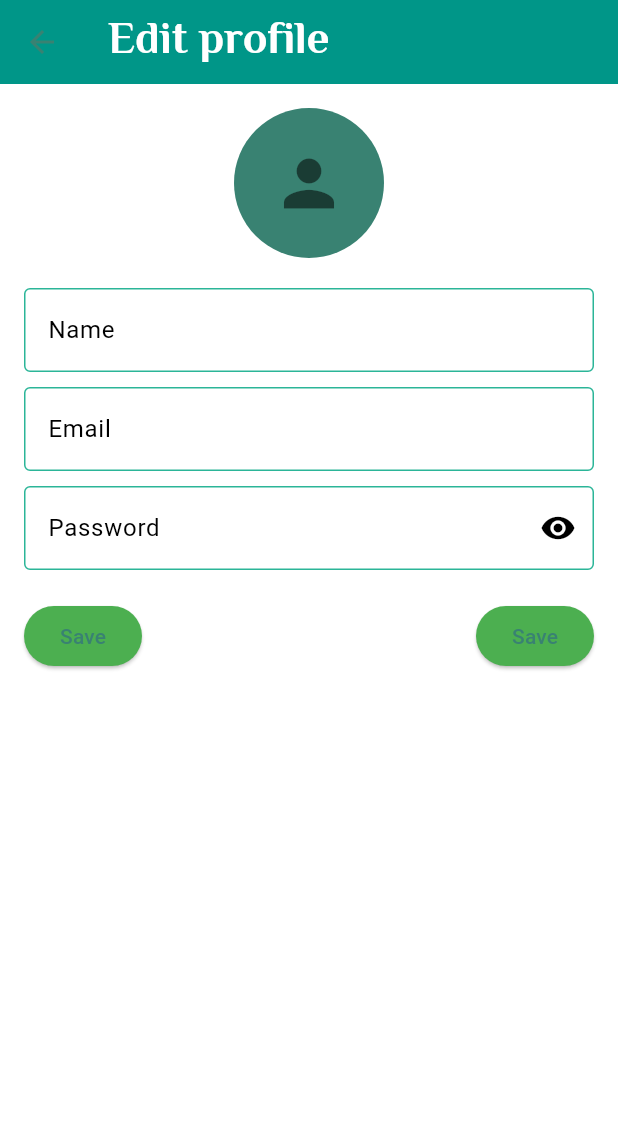
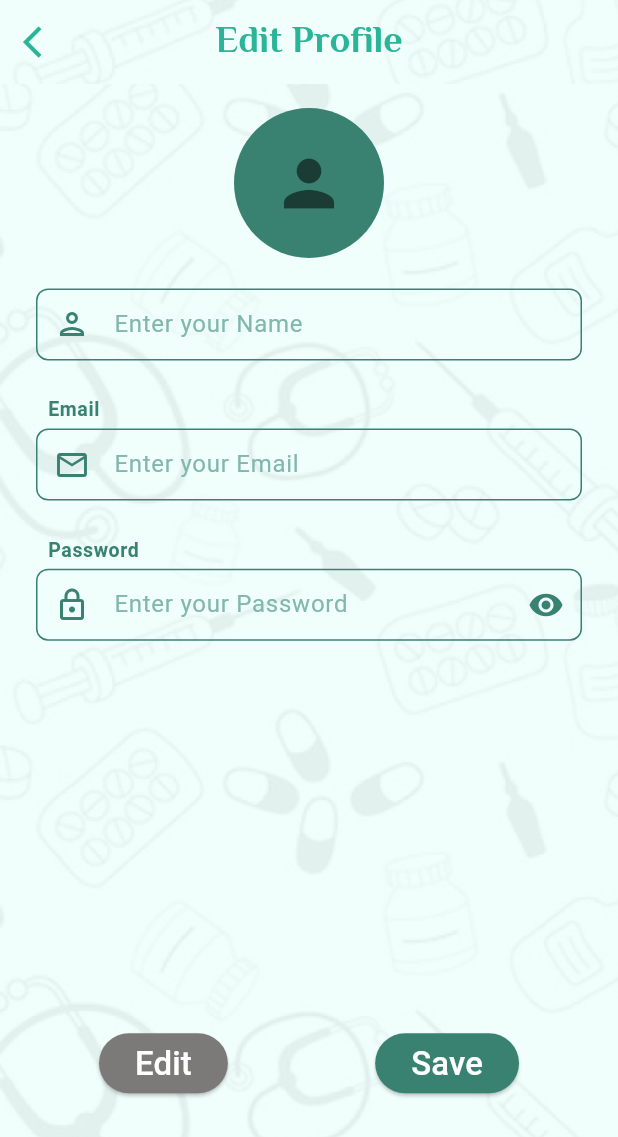
Before and after one commit to SamaaHamayel/anemia-graduation-project, a Flutter app: the EditProfileScreen screen opened directly, after a tap on "Edit", on a phone screen of 412 x 824 dp. Shown: the top 1137 px of the screen. Run offline on Flutter 3.47's test engine with Material 3 defaults, Android fonts, the phone set to English and light mode, and no system bars; our stand-ins replace camera, connectivity_plus, dartz, dio, flutter_bloc, flutter_local_notifications and 13 more; missing offline and left inert: flutter_verification_code, workmanager; accounts and stored records are empty; generated files the repository leaves out were written again; Roboto replaces fonts that are missing (Kodchasan).

Commit message:
Edit profile

```diff
--- a/lib/features/auth/presentation/view/forget_password_screen.dart
+++ b/lib/features/auth/presentation/view/forget_password_screen.dart
@@ -114,9 +114,7 @@ class ForgetPasswordScreen extends StatelessWidget {
                   SizedBox(
                     height: 4.h,
                   ),
-                  CustomTextFormField(
-                    controller: BlocProvider.of<ForgetPasswordCubit>(context)
-                        .phoneController,
+                  CustomTextFormField(controller: BlocProvider.of<ForgetPasswordCubit>(context).phoneController,
                     hint: AppLocalizations.of(context)!.enterYourPhone,
                     prefixIcon: Icons.phone_outlined,
                     keyboardType: TextInputType.phone,
--- a/lib/features/auth/presentation/widgets/custom_text_form_field.dart
+++ b/lib/features/auth/presentation/widgets/custom_text_form_field.dart
@@ -4,7 +4,7 @@ import 'package:flutter_screenutil/flutter_screenutil.dart';
 import '../../../../core/utils/appColors/app_colors.dart';
 
 class CustomTextFormField extends StatelessWidget {
-  const CustomTextFormField({
+  const CustomTextFormField( {
     super.key,
     required this.controller,
     this.hint,
--- a/lib/features/home/my_account/presentation/view/edit_profile.dart
+++ b/lib/features/home/my_account/presentation/view/edit_profile.dart
@@ -1,76 +1,13 @@
-// import 'package:animeacheck/core/utils/appColors/app_colors.dart';
-// import 'package:animeacheck/features/home/setting/presentation/settings_cubit/settings_cubit.dart';
-// import 'package:flutter/material.dart';
-// import 'package:flutter_bloc/flutter_bloc.dart';
-// import 'package:flutter_screenutil/flutter_screenutil.dart';
-
-// class editProfile extends StatelessWidget {
-//   const editProfile({super.key});
-
-//   @override
-//   Widget build(BuildContext context) {
-//     return Scaffold(
-//         backgroundColor: Colors.white,
-//         body: Container(
-//           decoration: BoxDecoration(
-//             image: DecorationImage(
-//               image: BlocProvider.of<SettingsCubit>(context).isDarkThemEnable
-//                   ? AssetImage(
-//                       'lib/core/utils/appImages/images/backgroundDark.png')
-//                   : AssetImage(
-//                       'lib/core/utils/appImages/images/background.png'),
-//               fit:
-//                   BoxFit.cover, // Optional: You can set the image fit as needed
-//             ),
-//           ),
-//           child: Padding(
-//             padding: EdgeInsets.symmetric(vertical: 40.h, horizontal: 40.w),
-//             child: Column(
-//                 crossAxisAlignment: CrossAxisAlignment.center,
-//                 children: [
-//                   Column(
-//                       crossAxisAlignment: CrossAxisAlignment.start,
-//                       children: [
-//                         Row(
-//                           children: [
-//                             IconButton(
-//                               icon: Icon(
-//                                 Icons.arrow_back_ios_rounded,
-//                                 color: BlocProvider.of<SettingsCubit>(context)
-//                                         .isDarkThemEnable
-//                                     ? AppColors.whiteColor
-//                                     : AppColors.lightPrimaryColor,
-//                                 size: 23.sp,
-//                               ),
-//                               onPressed: () {
-//                                 Navigator.pop(context);
-//                               },
-//                             ),
-//                             SizedBox(width: 85.w),
-//                             Text(
-//                               'Result',
-//                               style: TextStyle(
-//                                 color: BlocProvider.of<SettingsCubit>(context)
-//                                         .isDarkThemEnable
-//                                     ? AppColors.whiteColor
-//                                     : AppColors.lightPrimaryColor,
-//                                 fontSize: 23.sp,
-//                                 fontFamily: 'Kodchasan',
-//                                 fontWeight: FontWeight.w500,
-//                                 height: 0,
-//                                 letterSpacing: 1.76,
-//                               ),
-//                             ),
-//                           ],
-//                         ),
-//                       ])
-//                 ]),
-//           ),
-//         ));
-//   }
-// }
-
+import 'package:animeacheck/core/utils/appColors/app_colors.dart';
+import 'package:animeacheck/features/auth/presentation/signUp_cubit/sign_up_cubit.dart';
+import 'package:animeacheck/features/auth/presentation/widgets/custom_text.dart';
+import 'package:animeacheck/features/auth/presentation/widgets/custom_text_form_field.dart';
+import 'package:animeacheck/features/home/presentation/view/home.dart';
+import 'package:animeacheck/features/home/setting/presentation/settings_cubit/settings_cubit.dart';
 import 'package:flutter/material.dart';
+import 'package:flutter_bloc/flutter_bloc.dart';
+import 'package:flutter_gen/gen_l10n/app_localizations.dart';
+import 'package:flutter_screenutil/flutter_screenutil.dart';
 
 class EditProfileScreen extends StatefulWidget {
   @override
@@ -78,87 +15,254 @@ class EditProfileScreen extends StatefulWidget {
 }
 
 class _EditProfileScreenState extends State<EditProfileScreen> {
-  final TextEditingController _nameController = TextEditingController();
-  final TextEditingController _emailController = TextEditingController();
-  final TextEditingController _passwordController = TextEditingController();
+  // final TextEditingController _nameController = TextEditingController();
+  // final TextEditingController _emailController = TextEditingController();
+  // final TextEditingController _passwordController = TextEditingController();
 
   bool isEditing = false;
 
   @override
   Widget build(BuildContext context) {
     return Scaffold(
+      backgroundColor: BlocProvider.of<SettingsCubit>(context).isDarkThemEnable
+          ? AppColors.darkThemBlackColor
+          : AppColors.lightPrimaryColor,
       appBar: AppBar(
-        title: Text('Edit profile'),
-        backgroundColor: Colors.teal,
+        flexibleSpace: Image(
+          image: BlocProvider.of<SettingsCubit>(context).isDarkThemEnable
+              ? AssetImage('lib/core/utils/appImages/images/backgroundDark.png')
+              : AssetImage('lib/core/utils/appImages/images/background.png'),
+          fit: BoxFit.cover,
         ),
-      body: Padding(
+        title: Text(
+          AppLocalizations.of(context)!.editProfile,
+          style: TextStyle(
+            fontSize: 23.sp,
+            color: BlocProvider.of<SettingsCubit>(context).isDarkThemEnable
+                ? AppColors.whiteColor
+                : AppColors.lightPrimaryColor,
+          ),
+        ),
+        centerTitle: true,
+        leading: IconButton(
+          onPressed: () {
+            Navigator.pop(context);
+          },
+          icon: Icon(
+            Icons.arrow_back_ios,
+            size: 23.sp,
+            color: BlocProvider.of<SettingsCubit>(context).isDarkThemEnable
+                ? AppColors.whiteColor
+                : AppColors.lightPrimaryColor,
+          ),
+        ),
+      ),
+      body: Container(
+        width: double.infinity,
+        height: double.infinity,
+        decoration: BoxDecoration(
+          image: DecorationImage(
+            image: BlocProvider.of<SettingsCubit>(context).isDarkThemEnable
+                ? AssetImage(
+                    'lib/core/utils/appImages/images/backgroundDark.png')
+                : AssetImage(
+                    'lib/core/utils/appImages/images/background.png',
+                  ),
+            fit: BoxFit.cover,
+          ),
+        ),
+        child: Padding(
           padding: const EdgeInsets.all(16.0),
+          child: SingleChildScrollView(
             child: Column(
               children: <Widget>[
                 CircleAvatar(
                   radius: 50,
                   child: Icon(Icons.person, size: 50),
                 ),
-            SizedBox(height: 20),
-            TextField(
-              controller: _nameController,
-              decoration: InputDecoration(
-                labelText: 'Name',
-                border: OutlineInputBorder(),
+                SizedBox(
+                  height: 20.h,
                 ),
-              enabled: isEditing,
+                CustomTextFormField(
+                  controller:
+                      BlocProvider.of<SignUpCubit>(context).nameController,
+                  prefixIcon: Icons.person_outlined,
+                  hint: AppLocalizations.of(context)!.nameHint,
+                  textInputAction: TextInputAction.next,
+                  validate: (data) {
+                    if (data!.length < 3 || data.isEmpty) {
+                      return AppLocalizations.of(context)!.nameHint;
+                    }
+                    return null;
+                  },
                 ),
-            SizedBox(height: 10),
-            TextField(
-              controller: _emailController,
-              decoration: InputDecoration(
-                labelText: 'Email',
-                border: OutlineInputBorder(),
+                SizedBox(
+                  height: 24.h,
                 ),
-              enabled: isEditing,
+
+                //____email____
+                CustomText(
+                    alignment: Alignment.bottomLeft,
+                    text: AppLocalizations.of(context)!.email),
+                SizedBox(
+                  height: 4.h,
                 ),
-            SizedBox(height: 10),
-            TextField(
-              controller: _passwordController,
-              obscureText: true,
-              decoration: InputDecoration(
-                labelText: 'Password',
-                border: OutlineInputBorder(),
-                suffixIcon: Icon(Icons.visibility),
+                CustomTextFormField(
+                  controller: BlocProvider.of<SignUpCubit>(context)
+                      .signUpEmailController,
+                  prefixIcon: Icons.email_outlined,
+                  hint: AppLocalizations.of(context)!.emailHint,
+                  keyboardType: TextInputType.emailAddress,
+                  textInputAction: TextInputAction.next,
+                  validate: (data) {
+                    if (data!.isEmpty || !data.contains('@gmail.com')) {
+                      return AppLocalizations.of(context)!.enterValidEmail;
+                    }
+                    return null;
+                  },
                 ),
-              enabled: isEditing,
+                SizedBox(
+                  height: 24.h,
                 ),
-            SizedBox(height: 20),
-            Row(
+
+                //___password_____
+                CustomText(
+                    alignment: Alignment.bottomLeft,
+                    text: AppLocalizations.of(context)!.password),
+                SizedBox(
+                  height: 4.h,
+                ),
+                CustomTextFormField(
+                  controller: BlocProvider.of<SignUpCubit>(context)
+                      .signUpPasswordController,
+                  prefixIcon: Icons.lock_outlined,
+                  hint: AppLocalizations.of(context)!.passwordHint,
+                  textInputAction: TextInputAction.next,
+                  isPassword: BlocProvider.of<SignUpCubit>(context)
+                      .isSignUpPasswordShowing,
+                  icon: BlocProvider.of<SignUpCubit>(context).suffixIcon,
+                  suffixIconOnPressed: () {
+                    BlocProvider.of<SignUpCubit>(context)
+                        .changeLoginPasswordSuffixIcon();
+                  },
+                  validate: (data) {
+                    if (data!.length < 3 || data.isEmpty) {
+                      return AppLocalizations.of(context)!.enterValidPassword;
+                    }
+                    return null;
+                  },
+                ),
+                SizedBox(
+                  height: 24.h,
+                ),
+
+                //____confirm password____
+                SizedBox(
+                  height: 230.h,
+                ),
+                Padding(
+                padding: const EdgeInsets.symmetric(horizontal: 50.0),
+                child: Row(
                   mainAxisAlignment: MainAxisAlignment.spaceBetween,
                   children: <Widget>[
                     ElevatedButton(
                       onPressed: () {
                         setState(() {
-                      isEditing = !isEditing;
+                          isEditing = true; // تفعيل وضع التعديل
                         });
                       },
-                  child: Text(isEditing ? 'Save' : 'Edit'),
+                      child: Text(
+                        'Edit',
+                        style: TextStyle(
+                            color: AppColors.whiteColor, fontSize: 20.sp),
+                      ),
                       style: ElevatedButton.styleFrom(
-                    backgroundColor: isEditing ? Colors.green : Colors.teal,
+                        backgroundColor: isEditing
+                            ? AppColors.grayColor
+                            : AppColors.primaryColor,
                       ),
                     ),
-                if (isEditing)
                     ElevatedButton(
-                    onPressed: () {
-                      // Function to save the changes
+                      onPressed: isEditing
+                          ? () {
                               setState(() {
-                        isEditing = false;
+                                isEditing = false; // إلغاء تفعيل وضع التعديل
+                                Navigator.push(
+                                  context,
+                                  MaterialPageRoute(
+                                      builder: (context) => const HomeScreen()),
+                                );
                               });
-                    },
-                    child: Text('Save'),
+                            }
+                          : null, // تعطيل زر Save حتى يتم تفعيل وضع التعديل
+                      child: Text(
+                        'Save',
+                        style: TextStyle(
+                            color: AppColors.whiteColor, fontSize: 20.sp),
+                      ),
                       style: ElevatedButton.styleFrom(
-                      backgroundColor: Colors.green,
+                        backgroundColor: isEditing
+                            ? AppColors.primaryColor
+                            : AppColors.grayColor,
                       ),
                     ),
                   ],
                 ),
+              ),
+
+                // Padding(
+                //   padding: const EdgeInsets.symmetric(horizontal: 20.0),
+                //   child: Row(
+                //     mainAxisAlignment: MainAxisAlignment.spaceBetween,
+                //     children: <Widget>[
+                //       ElevatedButton(
+                //         onPressed: () {
+                //           setState(() {
+                //             isEditing = !isEditing;
+                //           });
+                //         },
+                //         child: Text(
+                //           'Edit',
+                //           style: textStyle(
+                //               color: AppColors.whiteColor,
+                //               fontSize: 24,
+                //               fontWeight: FontWeight.w500),
+                //         ),
+                //         style: ElevatedButton.styleFrom(
+                //           backgroundColor: AppColors.lightPrimaryColor,
+                //         ),
+                //       ),
+                //       ElevatedButton(
+                //         onPressed: () {
+                //           // Function to save the changes
+                //           setState(() {
+                //             isEditing = false;
+                //             Navigator.push(
+                //               context,
+                //               MaterialPageRoute(
+                //                   builder: (context) => const HomeScreen()),
+                //             );
+                //           });
+                //         },
+                //         child: Text(
+                //           'Save',
+                //           style: textStyle(
+                //               color: AppColors.whiteColor,
+                //               fontSize: 24,
+                //               fontWeight: FontWeight.w500),
+                //         ),
+                //         style: ElevatedButton.styleFrom(
+                //           backgroundColor: isEditing
+                //               ? AppColors.lightPrimaryColor
+                //               : AppColors.grayColor,
+                //         ),
+                //       ),
+                //     ],
+                //   ),
+                // ),
               ],
+            ),
+          ),
         ),
       ),
     );
--- a/lib/features/home/my_account/presentation/view/my_account.dart
+++ b/lib/features/home/my_account/presentation/view/my_account.dart
@@ -57,7 +57,7 @@ class MyAccountState extends State<MyAccount> {
                         Navigator.push(
                           context,
                           MaterialPageRoute(
-                              builder: (context) => const editProfile()),
+                              builder: (context) =>  EditProfileScreen()),
                         );
                       },
                     ),
@@ -163,7 +163,7 @@ class MyAccountState extends State<MyAccount> {
                   Navigator.push(
                     context,
                     MaterialPageRoute(
-                        builder: (context) => const editProfile()),
+                        builder: (context) =>  EditProfileScreen()),
                   );
                 },
                 icon: Icon(
```
Lines whose indentation alone changed are shown as unchanged.
